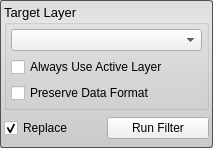
Before: the Qt Designer form Interface/ToolInterface/GradientMagnitudeFilterInterface.ui in jessdtate/Seg3D, drawn with Qt 5.
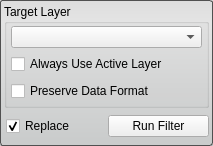
After: the same form once the commit is applied.

Diff of the .ui file:
```diff
--- a/Interface/ToolInterface/GradientMagnitudeFilterInterface.ui
+++ b/Interface/ToolInterface/GradientMagnitudeFilterInterface.ui
@@ -7,7 +7,7 @@
     <x>0</x>
     <y>0</y>
     <width>213</width>
-    <height>148</height>
+    <height>146</height>
    </rect>
   </property>
   <property name="sizePolicy">
@@ -46,19 +46,21 @@
     <number>4</number>
    </property>
    <item>
-    <layout class="QHBoxLayout" name="horizontalLayout_6">
-     <item>
       <widget class="QGroupBox" name="target_groupbox_">
-       <property name="font">
-        <font>
-         <pointsize>10</pointsize>
-        </font>
-       </property>
        <property name="title">
         <string>Target Layer</string>
        </property>
        <layout class="QVBoxLayout" name="verticalLayout_4">
-        <property name="margin">
+      <property name="leftMargin">
+       <number>4</number>
+      </property>
+      <property name="topMargin">
+       <number>2</number>
+      </property>
+      <property name="rightMargin">
+       <number>4</number>
+      </property>
+      <property name="bottomMargin">
          <number>4</number>
         </property>
         <item>
@@ -72,12 +74,45 @@
          </widget>
         </item>
         <item>
+       <widget class="QWidget" name="widget" native="true">
+        <property name="minimumSize">
+         <size>
+          <width>0</width>
+          <height>20</height>
+         </size>
+        </property>
+        <layout class="QHBoxLayout" name="horizontalLayout_2">
+         <property name="spacing">
+          <number>0</number>
+         </property>
+         <property name="margin">
+          <number>0</number>
+         </property>
+         <item>
          <widget class="QCheckBox" name="use_active_layer_">
           <property name="text">
            <string>Always Use Active Layer</string>
           </property>
          </widget>
         </item>
+        </layout>
+       </widget>
+      </item>
+      <item>
+       <widget class="QWidget" name="widget_2" native="true">
+        <property name="minimumSize">
+         <size>
+          <width>0</width>
+          <height>20</height>
+         </size>
+        </property>
+        <layout class="QHBoxLayout" name="horizontalLayout_3">
+         <property name="spacing">
+          <number>0</number>
+         </property>
+         <property name="margin">
+          <number>0</number>
+         </property>
         <item>
          <widget class="QCheckBox" name="preserve_data_format_">
           <property name="text">
@@ -89,6 +124,7 @@
       </widget>
      </item>
     </layout>
+    </widget>
    </item>
    <item>
     <widget class="QWidget" name="replaceRunWidget" native="true">
@@ -108,7 +144,16 @@
       <property name="spacing">
        <number>0</number>
       </property>
-      <property name="margin">
+      <property name="leftMargin">
+       <number>2</number>
+      </property>
+      <property name="topMargin">
+       <number>0</number>
+      </property>
+      <property name="rightMargin">
+       <number>0</number>
+      </property>
+      <property name="bottomMargin">
        <number>0</number>
       </property>
       <item>
```
Lines whose indentation alone changed are shown as unchanged.
